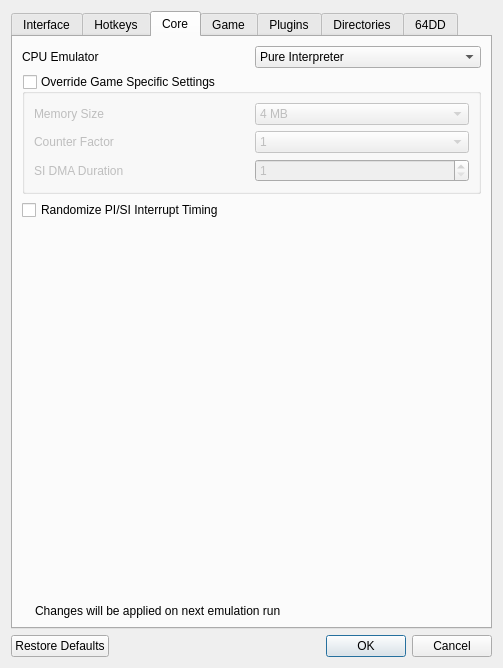
First picture: the form in Source/RMG/UserInterface/Dialog/SettingsDialog.ui, repository Rosalie241/RMG, before the edit.
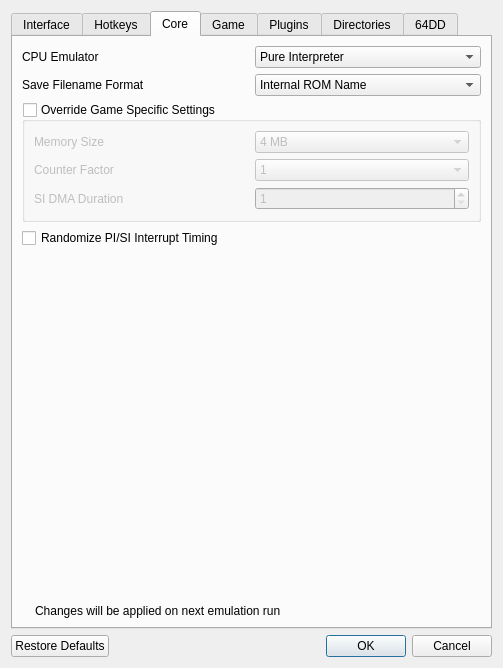
Second picture: the form after the edit. The open tabs and pages were chosen to show the change. Icons and pictures are not drawn. Custom widgets are drawn as their Qt base class.

Commit message: RMG: expose CoreOverlay_SaveFileNameFormat setting

Diff of the .ui file:
```diff
--- a/Source/RMG/UserInterface/Dialog/SettingsDialog.ui
+++ b/Source/RMG/UserInterface/Dialog/SettingsDialog.ui
@@ -1531,6 +1531,31 @@
              </item>
             </layout>
            </item>
+           <item>
+            <layout class="QHBoxLayout" name="horizontalLayout_46">
+             <item>
+              <widget class="QLabel" name="label_25">
+               <property name="text">
+                <string>Save Filename Format</string>
+               </property>
+              </widget>
+             </item>
+             <item>
+              <widget class="QComboBox" name="coreSaveFilenameFormatComboBox">
+               <item>
+                <property name="text">
+                 <string>Internal ROM Name</string>
+                </property>
+               </item>
+               <item>
+                <property name="text">
+                 <string>Automatic</string>
+                </property>
+               </item>
+              </widget>
+             </item>
+            </layout>
+           </item>
            <item>
             <widget class="QGroupBox" name="coreOverrideGameSettingsGroup">
              <property name="enabled">
```
Left out of the diff: 2 changed lines with no effect on the pictures. The commit also changes 1 other file.
